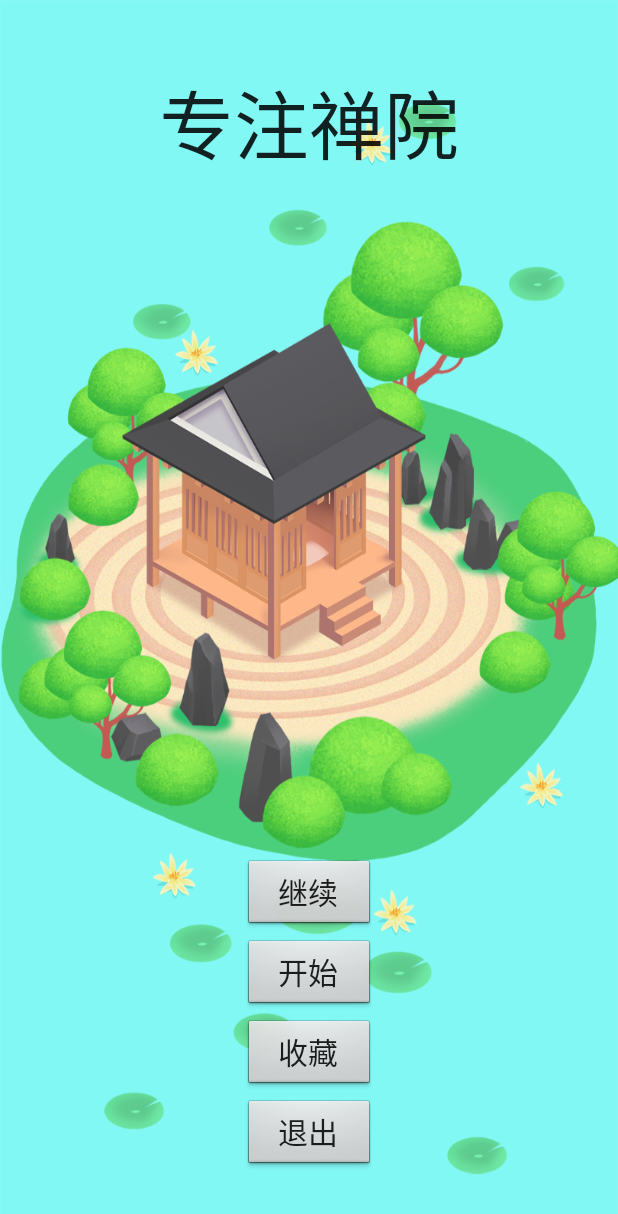
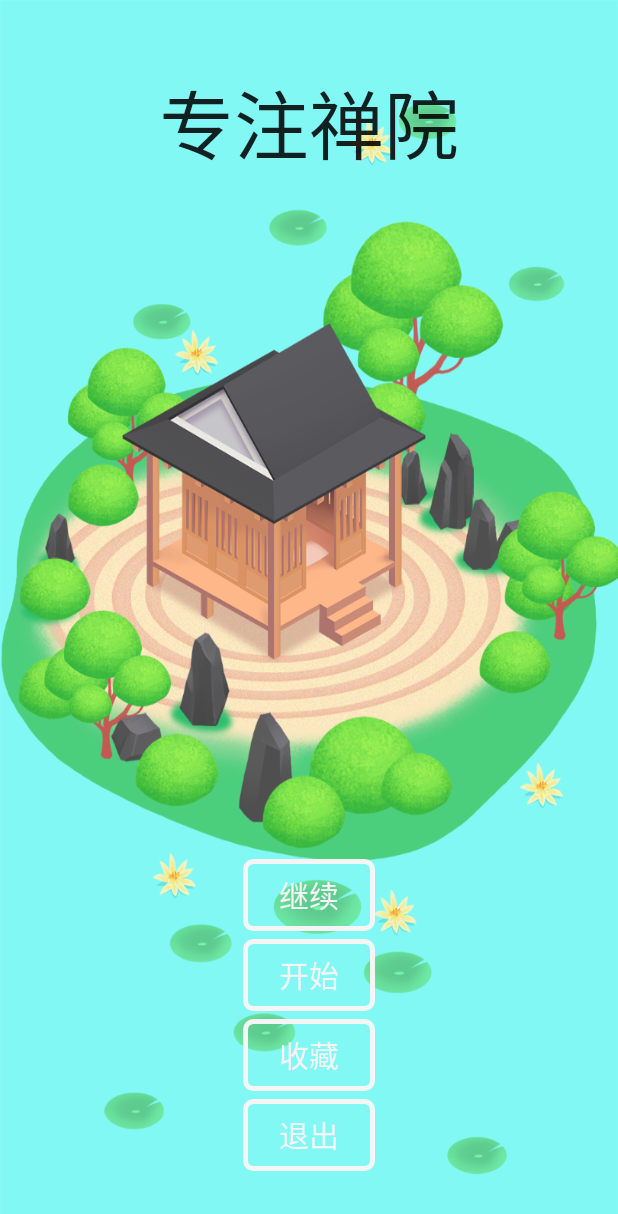
Before and after one commit to czycharles/ConcentrationPalace, an Android app: the screen it shows after launch (CP_MainActivity), on a phone screen of 412 x 824 dp. Shown: the top 1214 px of the screen. Run offline under Robolectric (Android 15) with nearby library versions, the phone set to English and light mode, and no system bars.

Commit message:
Add music

```diff
--- a/app/src/main/java/com/example/charles/concentrationpalace/CP_MainActivity.java
+++ b/app/src/main/java/com/example/charles/concentrationpalace/CP_MainActivity.java
@@ -4,6 +4,7 @@ import android.content.DialogInterface;
 import android.content.Intent;
 import android.content.SharedPreferences;
 import android.graphics.Color;
+import android.media.MediaPlayer;
 import android.os.Build;
 import android.support.v7.app.ActionBar;
 import android.support.v7.app.AlertDialog;
@@ -17,6 +18,7 @@ import android.widget.Button;
 import android.widget.Toast;
 
 import java.io.File;
+import java.io.IOException;
 
 public class CP_MainActivity extends AppCompatActivity {
 
@@ -40,6 +42,21 @@ public class CP_MainActivity extends AppCompatActivity {
             window.setNavigationBarColor(Color.TRANSPARENT);
         }
         setContentView(R.layout.activity_cp__main);
+        MediaPlayer mpMediaPlayer = MediaPlayer.create(this,R.raw.bgm_maoudamashii_healing17);
+        try {
+            mpMediaPlayer.prepare();
+            mpMediaPlayer.setLooping(true);
+            mpMediaPlayer.start();
+        } catch (IllegalArgumentException e) {
+            // TODO Auto-generated catch block
+            e.printStackTrace();
+        } catch (IllegalStateException e) {
+            // TODO Auto-generated catch block
+            e.printStackTrace();
+        } catch (IOException e) {
+            // TODO Auto-generated catch block
+            e.printStackTrace();
+        }
 //        ActionBar actionbar = getSupportActionBar();
 //        if(actionbar!=null)
 //            actionbar.hide();
--- a/app/src/main/java/com/example/charles/concentrationpalace/GalleryActivity.java
+++ b/app/src/main/java/com/example/charles/concentrationpalace/GalleryActivity.java
@@ -38,7 +38,7 @@ public class GalleryActivity extends AppCompatActivity {
         setContentView(R.layout.activity_gallery);
 
         Resources res=getResources();
-        Bitmap bmp= BitmapFactory.decodeResource(res, R.drawable.main_background);
+        Bitmap bmp= BitmapFactory.decodeResource(res, R.drawable.blur_background);
         RenderScript rs = RenderScript.create(GalleryActivity.this);
         Allocation overlayAlloc = Allocation.createFromBitmap(rs,bmp);
         ScriptIntrinsicBlur blur = ScriptIntrinsicBlur.create(rs, overlayAlloc.getElement());
--- /dev/null
+++ b/app/src/main/res/drawable/button_style.xml
@@ -0,0 +1,11 @@
+<?xml version="1.0" encoding="utf-8"?>
+<shape xmlns:android="http://schemas.android.com/apk/res/android"
+    android:shape="rectangle">
+    <!-- 填充的颜色 -->
+    <solid android:color="@android:color/transparent" />
+    <!-- 设置按钮的四个角为弧形 -->
+    <!-- android:radius 弧形的半径 -->
+    <corners android:radius="5dip" />
+    <!--边框的宽度及颜色-->
+    <stroke android:width="5px" android:color="@color/whitesmoke" />
+</shape>
--- a/app/src/main/res/layout/activity_cp__main.xml
+++ b/app/src/main/res/layout/activity_cp__main.xml
@@ -31,12 +31,12 @@
         android:layout_width="wrap_content"
         android:layout_height="wrap_content"
         android:layout_gravity="center"
+        android:layout_marginBottom="5dp"
+        android:background="@drawable/button_style"
+        android:textColor="@color/whitesmoke"
         android:gravity="center"
-        android:background="@android:drawable/btn_default"
         android:text="@string/continue_button"
-
-        android:textSize="20sp"
-        android:layout_marginBottom="5dp"/>
+        android:textSize="20sp" />
 
     <Button
         android:id="@+id/start_button"
@@ -44,7 +44,8 @@
         android:layout_height="wrap_content"
         android:layout_gravity="center"
         android:gravity="center"
-        android:background="@android:drawable/btn_default"
+        android:background="@drawable/button_style"
+        android:textColor="@color/whitesmoke"
         android:text="@string/start_button"
         android:textSize="20sp"
         android:layout_marginBottom="5dp"/>
@@ -55,7 +56,8 @@
         android:layout_height="wrap_content"
         android:layout_gravity="center"
         android:gravity="center"
-        android:background="@android:drawable/btn_default"
+        android:background="@drawable/button_style"
+        android:textColor="@color/whitesmoke"
         android:text="@string/gallery_button"
         android:textSize="20sp"
         android:layout_marginBottom="5dp"/>
@@ -66,7 +68,8 @@
         android:layout_height="wrap_content"
         android:layout_gravity="center"
         android:gravity="center"
-        android:background="@android:drawable/btn_default"
+        android:background="@drawable/button_style"
+        android:textColor="@color/whitesmoke"
         android:text="@string/exit_button"
         android:textSize="20sp"
         android:layout_marginBottom="10dp"/>
```
Also changed, not shown: app/src/main/java/com/example/charles/concentrationpalace/MyPalaceActivity.java (+17 -1 lines).
